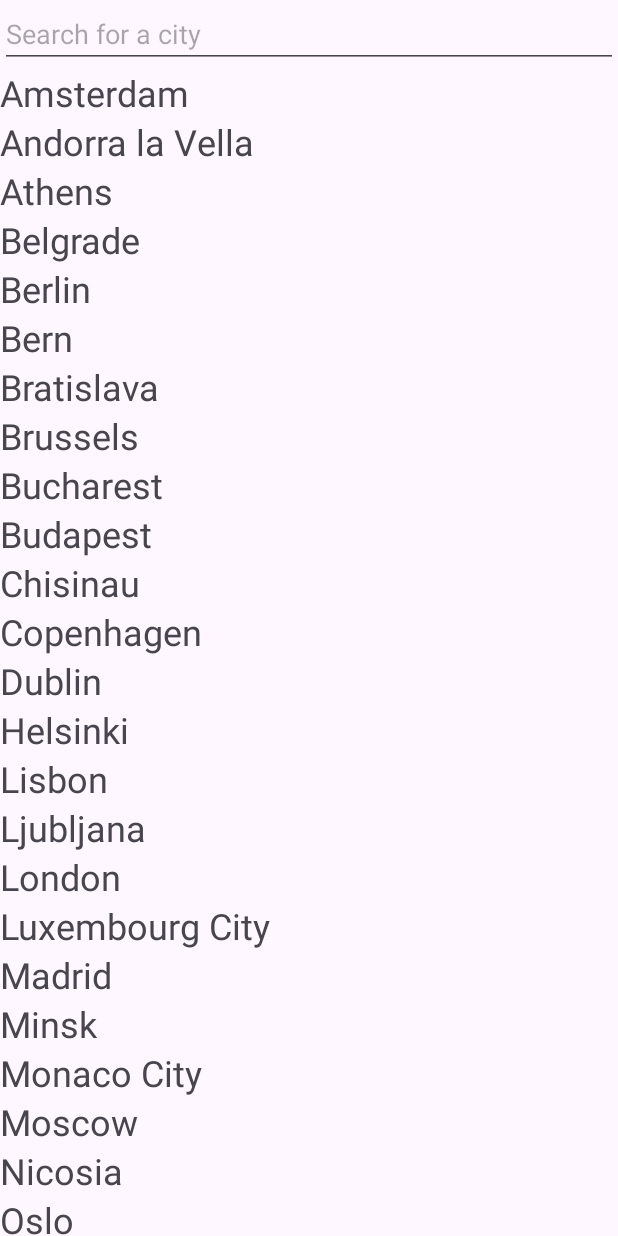
After one commit to Deno234/ProjektPraksa, an Android app: the SearchFragment screen opened through its navigation route, on a phone screen of 412 x 824 dp. The commit adds this screen. Run offline under Robolectric (Android 15) with nearby library versions, the light colour scheme and no system bars; 2 statements that could not run were skipped.

Commit message:
Postavio search screen

```diff
--- a/Projekt/app/build.gradle
+++ b/Projekt/app/build.gradle
@@ -1,6 +1,7 @@
 plugins {
     id 'com.android.application'
     id 'org.jetbrains.kotlin.android'
+    id 'kotlin-parcelize'
 }
 
 android {
--- a/Projekt/app/src/main/java/com/example/aplikacijazaprognozuvremena/MainActivity.kt
+++ b/Projekt/app/src/main/java/com/example/aplikacijazaprognozuvremena/MainActivity.kt
@@ -3,18 +3,28 @@ package com.example.aplikacijazaprognozuvremena
 import androidx.appcompat.app.AppCompatActivity
 import android.os.Bundle
 import androidx.fragment.app.Fragment
+import androidx.navigation.NavController
+import androidx.navigation.findNavController
+import androidx.navigation.fragment.NavHostFragment
 import com.example.aplikacijazaprognozuvremena.databinding.ActivityMainBinding
 import com.example.aplikacijazaprognozuvremena.homeview.HomeFragment
 
 class MainActivity : AppCompatActivity() {
 
+    private lateinit var navController: NavController
+
     lateinit var binding: ActivityMainBinding
 
     override fun onCreate(savedInstanceState: Bundle?) {
-        super.onCreate(savedInstanceState)
+        /*super.onCreate(savedInstanceState)
         binding = ActivityMainBinding.inflate(layoutInflater)
         setContentView(binding.root)
-        replaceFragment(HomeFragment())
+        replaceFragment(HomeFragment())*/
+        super.onCreate(savedInstanceState)
+        setContentView(R.layout.activity_main)
+
+        val navHostFragment = supportFragmentManager.findFragmentById(R.id.fragmentContainer) as NavHostFragment
+        navController = navHostFragment.navController
     }
 
     private fun replaceFragment(fragment : Fragment) {
--- /dev/null
+++ b/Projekt/app/src/main/java/com/example/aplikacijazaprognozuvremena/SearchAdapter.kt
@@ -0,0 +1,57 @@
+package com.example.aplikacijazaprognozuvremena
+
+import android.view.LayoutInflater
+import android.view.View
+import android.view.ViewGroup
+import android.widget.TextView
+import androidx.fragment.app.findFragment
+import androidx.navigation.NavController
+import androidx.navigation.Navigation
+import androidx.navigation.findNavController
+import androidx.navigation.fragment.NavHostFragment
+import androidx.navigation.fragment.findNavController
+import androidx.recyclerview.widget.RecyclerView
+
+class SearchAdapter(private var data: List<City>, private val searchFragment: SearchFragment, private val navController: NavController) : RecyclerView.Adapter<SearchAdapter.MyViewHolder>() {
+    var onCitySelectedListener: SearchFragment.onCitySelectedListener? = null
+    inner class MyViewHolder(itemView: View) : RecyclerView.ViewHolder(itemView) {
+        val textView: TextView = itemView.findViewById(R.id.city_name_text_view)
+
+        init {
+            itemView.setOnClickListener {
+                val city = data[adapterPosition]
+                val navController = itemView.findNavController()
+                val homeBackStackEntry = navController.getBackStackEntry(R.id.homeFragment)
+                homeBackStackEntry.savedStateHandle.set("selectedCity", city)
+                //onCitySelectedListener?.onCitySelected(city)
+                /*val navHostFragment = itemView.findFragment<NavHostFragment>()
+
+                navHostFragment.navController.popBackStack()*/
+                //NavHostFragment.findNavController(searchFragment).popBackStack()
+                //Navigation.findNavController(searchFragment.requireView()).popBackStack()
+                //Navigation.findNavController(searchFragment.requireActivity(), R.id.fragmentContainer).popBackStack()
+                //Navigation.findNavController(searchFragment.requireView()).popBackStack()
+                navController.popBackStack()
+            }
+        }
+    }
+
+    override fun onCreateViewHolder(parent: ViewGroup, viewType: Int): MyViewHolder {
+        val view = LayoutInflater.from(parent.context).inflate(R.layout.city_item, parent, false)
+        return MyViewHolder(view)
+    }
+
+    override fun onBindViewHolder(holder: MyViewHolder, position: Int) {
+        val item = data[position]
+        holder.textView.text = item.name
+    }
+
+    override fun getItemCount(): Int {
+        return data.size
+    }
+
+    fun submitList(newData: List<City>) {
+        data = newData
+        notifyDataSetChanged()
+    }
+}
--- /dev/null
+++ b/Projekt/app/src/main/java/com/example/aplikacijazaprognozuvremena/SearchFragment.kt
@@ -0,0 +1,120 @@
+package com.example.aplikacijazaprognozuvremena
+
+import android.os.Bundle
+import android.os.Parcelable
+import android.text.Editable
+import android.text.TextWatcher
+import androidx.fragment.app.Fragment
+import android.view.LayoutInflater
+import android.view.View
+import android.view.ViewGroup
+import android.widget.EditText
+import androidx.lifecycle.ViewModelProvider
+import androidx.navigation.NavController
+import androidx.navigation.fragment.findNavController
+import androidx.recyclerview.widget.LinearLayoutManager
+import androidx.recyclerview.widget.RecyclerView
+import kotlinx.parcelize.Parcelize
+
+@Parcelize
+data class City(val name: String, val country: String) : Parcelable
+
+class SearchFragment() : Fragment() {
+    // TODO: Rename and change types of parameters
+    private lateinit var searchEditText: EditText
+    private lateinit var citiesRecyclerView: RecyclerView
+    private val cities = listOf(
+        City("Amsterdam", "nl"),
+        City("Andorra la Vella", "ad"),
+        City("Athens", "gr"),
+        City("Belgrade", "rs"),
+        City("Berlin", "de"),
+        City("Bern", "ch"),
+        City("Bratislava", "sk"),
+        City("Brussels", "be"),
+        City("Bucharest", "ro"),
+        City("Budapest", "hu"),
+        City("Chisinau", "md"),
+        City("Copenhagen", "dk"),
+        City("Dublin", "ie"),
+        City("Helsinki", "fi"),
+        City("Lisbon", "pt"),
+        City("Ljubljana", "si"),
+        City("London", "uk"),
+        City("Luxembourg City", "lu"),
+        City("Madrid", "es"),
+        City("Minsk", "by"),
+        City("Monaco City", "mc"),
+        City("Moscow", "ru"),
+        City("Nicosia", "cy"),
+        City("Oslo", "no"),
+        City("Paris", "fr"),
+        City("Podgorica", "me"),
+        City("Prague", "cz"),
+        City("Pristina", "xk"),
+        City("Reykjavik", "is"),
+        City("Riga", "lv"),
+        City("Rome", "it"),
+        City("San Marino City", "sm"),
+        City("Sarajevo", "ba"),
+        City("Skopje","mk"),
+        City("Sofia","bg"),
+        City("Stockholm","se"),
+        City("Tallinn","ee"),
+        City("Tirana","al"),
+        City("Vaduz","li"),
+        City("Valletta","mt"),
+        City("Vienna", "at"),
+        City("Vilnius","lt"),
+        City("Zagreb", "hr")
+    )
+
+    interface onCitySelectedListener {
+        fun onCitySelected(city: City)
+    }
+
+    override fun onCreateView(
+        inflater: LayoutInflater, container: ViewGroup?,
+        savedInstanceState: Bundle?
+    ): View? {
+        // Inflate the layout for this fragment
+        val view = inflater.inflate(R.layout.fragment_search, container, false)
+        val viewModel = ViewModelProvider(requireActivity()).get(SharedViewModel::class.java)
+        searchEditText = view.findViewById(R.id.search_edit_text)
+        citiesRecyclerView = view.findViewById(R.id.cities_recycler_view)
+
+        citiesRecyclerView.layoutManager = LinearLayoutManager(context)
+
+        citiesRecyclerView.adapter = SearchAdapter(cities, this, findNavController())
+
+        searchEditText.addTextChangedListener(object : TextWatcher {
+            override fun beforeTextChanged(s: CharSequence?, start: Int, count: Int, after: Int) {
+
+            }
+
+            override fun onTextChanged(s: CharSequence?, start: Int, before: Int, count: Int) {
+                val searchText = s.toString()
+                val filteredCities = cities.filter { city ->
+                    city.name.contains(searchText, ignoreCase = true)
+                }
+                (citiesRecyclerView.adapter as SearchAdapter).submitList(filteredCities)
+            }
+
+            override fun afterTextChanged(s: Editable?) {
+
+            }
+        })
+
+        return view
+    }
+
+    override fun onViewCreated(view: View, savedInstanceState: Bundle?) {
+        super.onViewCreated(view, savedInstanceState)
+
+        /*val homeFragment = parentFragmentManager.findFragmentByTag("home") as? SearchFragment.onCitySelectedListener
+        (citiesRecyclerView.adapter as? SearchAdapter)?.onCitySelectedListener = homeFragment*/
+        val homeFragment = findNavController().previousBackStackEntry?.destination?.id?.let { parentFragmentManager.findFragmentById(it) } as? SearchFragment.onCitySelectedListener
+        (citiesRecyclerView.adapter as? SearchAdapter)?.onCitySelectedListener = homeFragment
+
+    }
+}
--- /dev/null
+++ b/Projekt/app/src/main/java/com/example/aplikacijazaprognozuvremena/SharedViewModel.kt
@@ -0,0 +1,8 @@
+package com.example.aplikacijazaprognozuvremena
+
+import androidx.lifecycle.MutableLiveData
+import androidx.lifecycle.ViewModel
+
+class SharedViewModel : ViewModel() {
+    val selectedCity = MutableLiveData<City>()
+}
--- a/Projekt/app/src/main/java/com/example/aplikacijazaprognozuvremena/homeview/HomeFragment.kt
+++ b/Projekt/app/src/main/java/com/example/aplikacijazaprognozuvremena/homeview/HomeFragment.kt
@@ -1,15 +1,24 @@
 package com.example.aplikacijazaprognozuvremena.homeview
 
 import android.os.Bundle
+import android.util.Log
 import android.view.LayoutInflater
 import android.view.View
 import android.view.ViewGroup
+import android.widget.TextView
 import androidx.fragment.app.Fragment
 import androidx.fragment.app.viewModels
+import androidx.lifecycle.ViewModel
+import androidx.lifecycle.ViewModelProvider
+import androidx.navigation.NavController
+import androidx.navigation.fragment.findNavController
+import com.example.aplikacijazaprognozuvremena.City
 import com.example.aplikacijazaprognozuvremena.R
+import com.example.aplikacijazaprognozuvremena.SearchFragment
+import com.example.aplikacijazaprognozuvremena.SharedViewModel
 import com.example.aplikacijazaprognozuvremena.databinding.HomeFragmentBinding
 
-class HomeFragment : Fragment() {
+class HomeFragment() : Fragment(), SearchFragment.onCitySelectedListener {
 
     private val viewModel: HomeFragmentModel by viewModels()
 
@@ -27,6 +36,39 @@ class HomeFragment : Fragment() {
 
     }
 
+    override fun onCitySelected(city: City) {
+        val viewModel = ViewModelProvider(requireActivity()).get(SharedViewModel::class.java)
+        viewModel.selectedCity.value = city
+        Log.d("HomeFragment", "onCitySelected")
+    }
+
+    override fun onViewCreated(view: View, savedInstanceState: Bundle?) {
+        super.onViewCreated(view, savedInstanceState)
+
+        val locationTextView: TextView = view.findViewById(R.id.address)
+        locationTextView.setOnClickListener {
+            /*val searchFragment = SearchFragment(findNavController())
+            parentFragmentManager.beginTransaction().replace(R.id.fragmentContainer, searchFragment).addToBackStack(null).commit()*/
+            findNavController().navigate(R.id.action_homeFragment_to_searchFragment)
+        }
+
+        val navController = findNavController()
+        val currentBackStackEntry = navController.currentBackStackEntry
+        //val viewModel = ViewModelProvider(requireActivity()).get(SharedViewModel::class.java)
+        //val viewModel2 = ViewModelProvider(requireActivity()).get(HomeFragmentModel::class.java)
+        //viewModel.selectedCity.observe(viewLifecycleOwner)
+        currentBackStackEntry?.savedStateHandle?.getLiveData<City>("selectedCity")?.observe(viewLifecycleOwner)
+        { city ->
+            // Update information on home screen based on selected city
+            val cityNameTextView: TextView = view.findViewById(R.id.address)
+            cityNameTextView.text = city.name
+
+            viewModel.getWeatherData(city.name)
+            Log.d("HomeFragment", "selected City observe")
+        }
+    }
+
+
 
 
 
--- a/Projekt/app/src/main/java/com/example/aplikacijazaprognozuvremena/network/WeatherApiService.kt
+++ b/Projekt/app/src/main/java/com/example/aplikacijazaprognozuvremena/network/WeatherApiService.kt
@@ -19,7 +19,7 @@ private val retrofit = Retrofit.Builder()
 interface WeatherApiService {
     @GET("data/2.5/weather")
     suspend fun getWeather (
-        @Query("q") city: String = "London,uk",
+        @Query("q") city: String,
         @Query("appid") apiKey: String = API_KEY ): WeatherData
 }
 
--- a/Projekt/app/src/main/res/layout/activity_main.xml
+++ b/Projekt/app/src/main/res/layout/activity_main.xml
@@ -1,12 +1,15 @@
 <?xml version="1.0" encoding="utf-8"?>
+<androidx.constraintlayout.widget.ConstraintLayout
+    xmlns:android="http://schemas.android.com/apk/res/android"
+    xmlns:app="http://schemas.android.com/apk/res-auto"
+    android:layout_width="match_parent"
+    android:layout_height="match_parent">
 
+    <fragment
+        android:id="@+id/fragmentContainer"
+        android:name="androidx.navigation.fragment.NavHostFragment"
+        android:layout_width="match_parent"
+        android:layout_height="match_parent"
+        app:navGraph="@navigation/nav_graph" />
 
-<androidx.fragment.app.FragmentContainerView
-    xmlns:android="http://schemas.android.com/apk/res/android"
-    xmlns:tools="http://schemas.android.com/tools"
-    android:layout_width="match_parent"
-    android:layout_height="match_parent"
-    android:id="@+id/fragmentContainer"
-    android:name="com.example.aplikacijazaprognozuvremena.homeview.HomeFragment"
-    android:padding="25dp"
-    tools:layout="@layout/home_fragment"/>
+</androidx.constraintlayout.widget.ConstraintLayout>
--- /dev/null
+++ b/Projekt/app/src/main/res/layout/city_item.xml
@@ -0,0 +1,6 @@
+<?xml version="1.0" encoding="utf-8"?>
+<TextView xmlns:android="http://schemas.android.com/apk/res/android"
+    android:id="@+id/city_name_text_view"
+    android:layout_width="match_parent"
+    android:layout_height="wrap_content"
+    android:textSize="24sp" />
--- /dev/null
+++ b/Projekt/app/src/main/res/layout/fragment_search.xml
@@ -0,0 +1,21 @@
+<?xml version="1.0" encoding="utf-8"?>
+<LinearLayout xmlns:android="http://schemas.android.com/apk/res/android"
+    xmlns:tools="http://schemas.android.com/tools"
+    android:layout_width="match_parent"
+    android:layout_height="match_parent"
+    android:orientation="vertical"
+    tools:context=".SearchFragment">
+
+    <!-- TODO: Update blank fragment layout -->
+    <EditText
+        android:id="@+id/search_edit_text"
+        android:layout_width="match_parent"
+        android:layout_height="wrap_content"
+        android:hint="Search for a city"/>
+
+    <androidx.recyclerview.widget.RecyclerView
+        android:id="@+id/cities_recycler_view"
+        android:layout_width="match_parent"
+        android:layout_height="match_parent"/>
+
+</LinearLayout>
--- /dev/null
+++ b/Projekt/app/src/main/res/navigation/nav_graph.xml
@@ -0,0 +1,20 @@
+<?xml version="1.0" encoding="utf-8"?>
+<navigation xmlns:android="http://schemas.android.com/apk/res/android"
+    xmlns:app="http://schemas.android.com/apk/res-auto"
+    xmlns:tools="http://schemas.android.com/tools"
+    app:startDestination="@id/homeFragment">
+
+    <fragment
+        android:id="@+id/homeFragment"
+        android:name="com.example.aplikacijazaprognozuvremena.homeview.HomeFragment"
+        tools:layout="@layout/home_fragment">
+        <action
+            android:id="@+id/action_homeFragment_to_searchFragment"
+            app:destination="@id/searchFragment" />
+    </fragment>
+
+    <fragment
+        android:id="@+id/searchFragment"
+        android:name="com.example.aplikacijazaprognozuvremena.SearchFragment"
+        tools:layout="@layout/fragment_search" />
+</navigation>
--- a/Projekt/app/src/main/res/values/strings.xml
+++ b/Projekt/app/src/main/res/values/strings.xml
@@ -34,4 +34,6 @@
     <string name="fourth_hour_temperature">29°C</string>
     <string name="fourth_hour">20:00</string>
     <string name="drop_of_rain">drop of rain</string>
+    <!-- TODO: Remove or change this placeholder text -->
+    <string name="hello_blank_fragment">Hello blank fragment</string>
 </resources>
```
Also changed, not shown: Projekt/app/src/main/java/com/example/aplikacijazaprognozuvremena/homeview/HomeFragmentModel.kt (+11 -49 lines), Projekt/app/src/main/res/drawable/searchview_background.xml (added, +10 -0 lines).
